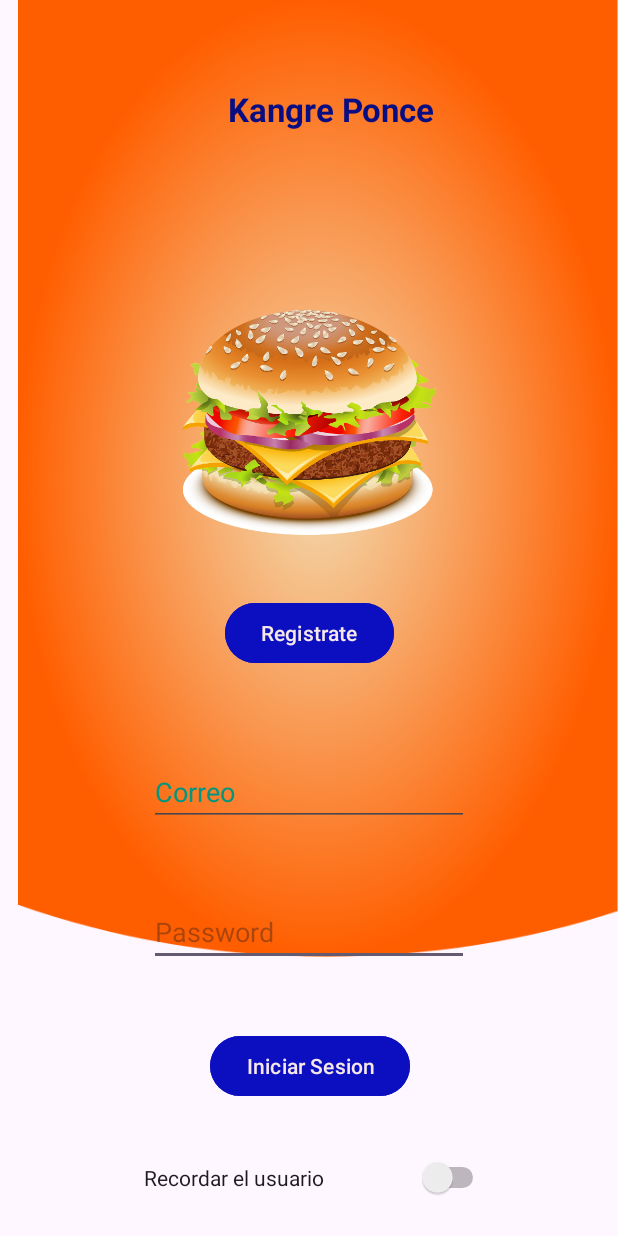
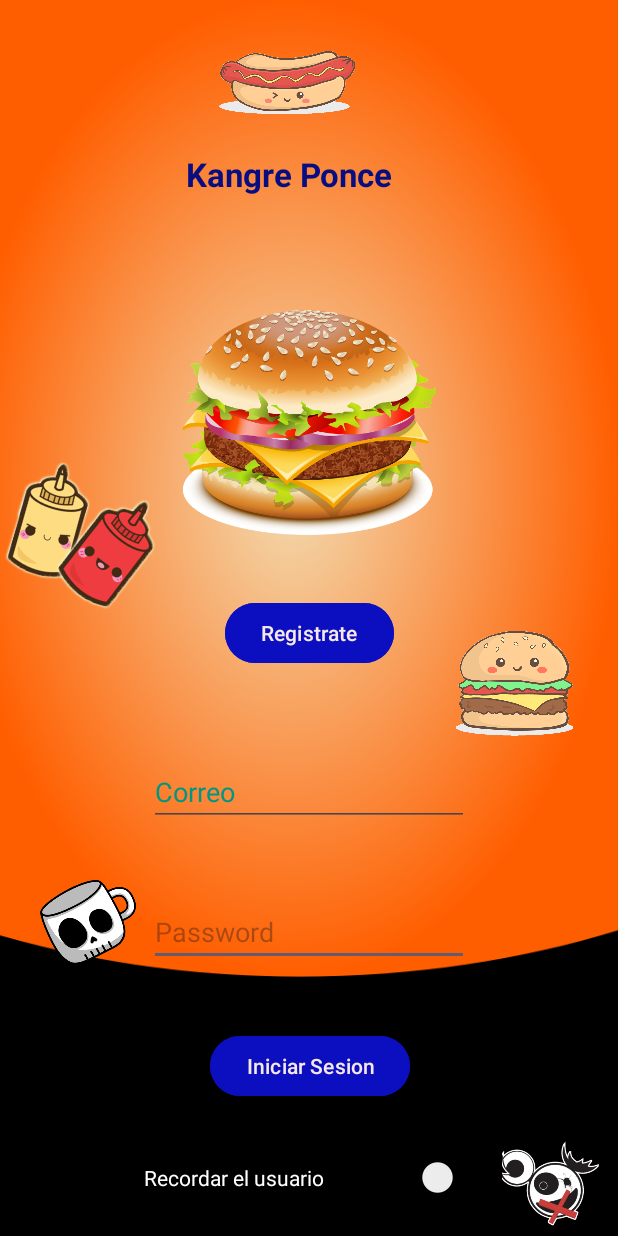
Before and after one commit to IvanGS04/KangrePonce, an Android app: the screen it shows after launch (MainActivity), on a phone screen of 412 x 824 dp. Run offline under Robolectric (Android 15) with nearby library versions, the phone set to English and light mode, and no system bars; Roboto replaces fonts that are not available here.

Commit message:
DiseñoFinalPonce

```diff
--- a/app/src/main/res/layout/activity_main.xml
+++ b/app/src/main/res/layout/activity_main.xml
@@ -4,12 +4,25 @@
     xmlns:tools="http://schemas.android.com/tools"
     android:layout_width="match_parent"
     android:layout_height="match_parent"
+    android:background="#000000"
     tools:context=".MainActivity">
 
     <ImageView
+        android:id="@+id/imageView14"
+        android:layout_width="78dp"
+        android:layout_height="71dp"
+        app:layout_constraintBottom_toBottomOf="parent"
+        app:layout_constraintEnd_toEndOf="parent"
+        app:layout_constraintHorizontal_bias="0.981"
+        app:layout_constraintStart_toStartOf="parent"
+        app:layout_constraintTop_toTopOf="parent"
+        app:layout_constraintVertical_bias="1.0"
+        app:srcCompat="@drawable/exx" />
+
+    <ImageView
         android:id="@+id/imageView"
-        android:layout_width="400dp"
-        android:layout_height="638dp"
+        android:layout_width="438dp"
+        android:layout_height="651dp"
         android:scaleType="fitXY"
         app:layout_constraintBottom_toBottomOf="parent"
         app:layout_constraintEnd_toEndOf="parent"
@@ -38,6 +51,7 @@
         android:layout_height="54dp"
         android:buttonTint="#460AB3"
         android:text="Recordar el usuario"
+        android:textColor="#FFFFFF"
         app:layout_constraintBottom_toBottomOf="parent"
         app:layout_constraintEnd_toEndOf="parent"
         app:layout_constraintHorizontal_bias="0.526"
@@ -76,15 +90,16 @@
         android:layout_height="62dp"
         android:fontFamily="@font/alatsi"
         android:text="Kangre Ponce"
+        android:textAlignment="center"
         android:textAppearance="@style/TextAppearance.AppCompat.Large"
         android:textColor="#080E81"
         android:textStyle="bold"
         app:layout_constraintBottom_toBottomOf="parent"
         app:layout_constraintEnd_toEndOf="parent"
-        app:layout_constraintHorizontal_bias="0.666"
+        app:layout_constraintHorizontal_bias="0.442"
         app:layout_constraintStart_toStartOf="parent"
         app:layout_constraintTop_toTopOf="parent"
-        app:layout_constraintVertical_bias="0.076" />
+        app:layout_constraintVertical_bias="0.133" />
 
     <Button
         android:id="@+id/btnIniciar"
@@ -114,4 +129,54 @@
         app:layout_constraintTop_toTopOf="parent"
         app:layout_constraintVertical_bias="0.513" />
 
+    <ImageView
+        android:id="@+id/imageView10"
+        android:layout_width="144dp"
+        android:layout_height="101dp"
+        app:layout_constraintBottom_toBottomOf="parent"
+        app:layout_constraintEnd_toEndOf="parent"
+        app:layout_constraintHorizontal_bias="0.441"
+        app:layout_constraintStart_toStartOf="parent"
+        app:layout_constraintTop_toTopOf="parent"
+        app:layout_constraintVertical_bias="0.0"
+        app:srcCompat="@drawable/hot" />
+
+    <ImageView
+        android:id="@+id/imageView11"
+        android:layout_width="137dp"
+        android:layout_height="104dp"
+        app:layout_constraintBottom_toBottomOf="parent"
+        app:layout_constraintEnd_toEndOf="parent"
+        app:layout_constraintHorizontal_bias="1.0"
+        app:layout_constraintStart_toStartOf="parent"
+        app:layout_constraintTop_toTopOf="parent"
+        app:layout_constraintVertical_bias="0.558"
+        app:srcCompat="@drawable/ham" />
+
+    <ImageView
+        android:id="@+id/imageView12"
+        android:layout_width="102dp"
+        android:layout_height="93dp"
+        android:rotation="17"
+        app:layout_constraintBottom_toBottomOf="parent"
+        app:layout_constraintEnd_toEndOf="parent"
+        app:layout_constraintHorizontal_bias="0.01"
+        app:layout_constraintStart_toStartOf="parent"
+        app:layout_constraintTop_toTopOf="parent"
+        app:layout_constraintVertical_bias="0.426"
+        app:srcCompat="@drawable/cap" />
+
+    <ImageView
+        android:id="@+id/imageView13"
+        android:layout_width="74dp"
+        android:layout_height="79dp"
+        android:rotation="-29"
+        app:layout_constraintBottom_toBottomOf="parent"
+        app:layout_constraintEnd_toEndOf="parent"
+        app:layout_constraintHorizontal_bias="0.062"
+        app:layout_constraintStart_toStartOf="parent"
+        app:layout_constraintTop_toTopOf="parent"
+        app:layout_constraintVertical_bias="0.769"
+        app:srcCompat="@drawable/tasa" />
+
 </androidx.constraintlayout.widget.ConstraintLayout>
```
Also changed, not shown: app/src/main/res/layout/activity_registro_comida.xml (+29 -4 lines), app/src/main/res/layout/activity_registro_usuarios.xml (+15 -3 lines), app/src/main/res/layout/list_item.xml (+25 -38 lines), app/src/main/res/layout/list_item_administrador.xml (+23 -17 lines), app/src/main/res/drawable/cap.png (added), app/src/main/res/drawable/exx.png (added), app/src/main/res/drawable/ham.png (added), app/src/main/res/drawable/hot.png (added), app/src/main/res/drawable/saludo.png (added), app/src/main/res/drawable/tasa.png (added).
